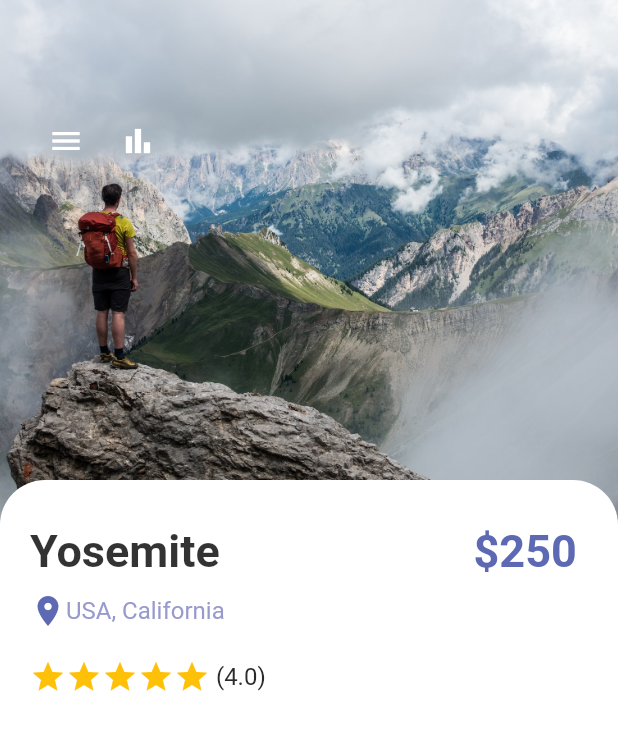
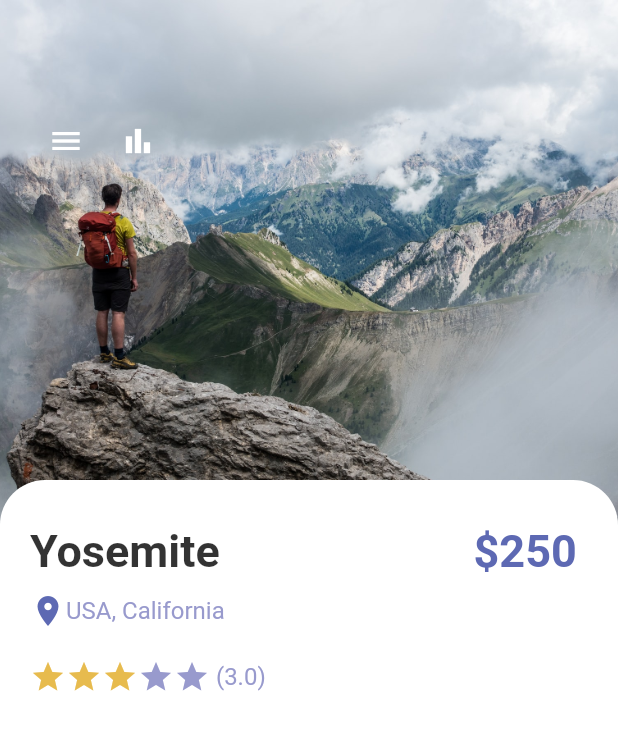
Before and after one commit to its-asaduzzaman/slider_app_flutter, a Flutter app: the screen it shows after launch, on a phone screen of 412 x 824 dp. Shown: the top 730 px of the screen. Run offline on Flutter 3.47's test engine with Material 2 defaults, Android fonts, the phone set to English and light mode, and no system bars.

Commit message:
set dynamic star icon counter

```diff
--- a/lib/pages/detail_page.dart
+++ b/lib/pages/detail_page.dart
@@ -11,6 +11,8 @@ class DetailPage extends StatefulWidget {
 }
 
 class _DetailPageState extends State<DetailPage> {
+  int gottenStars = 3;
+
   @override
   Widget build(BuildContext context) {
     return Scaffold(
@@ -106,10 +108,18 @@ class _DetailPageState extends State<DetailPage> {
                       children: [
                         Wrap(
                           children: List.generate(5, (index) {
-                            return Icon(Icons.star_sharp,color:Colors.amber ,);
+                            return Icon(
+                              Icons.star_sharp,
+                              color: index < gottenStars
+                                  ? AppColors.starColor
+                                  : AppColors.textColor1,
+                            );
                           }),
                         ),
-                        AppText(text: ' (4.0)', color: AppColors.textColor2,),
+                        AppText(
+                          text: ' (3.0)',
+                          color: AppColors.textColor1,
+                        ),
                       ],
                     ),
                   ],
```
